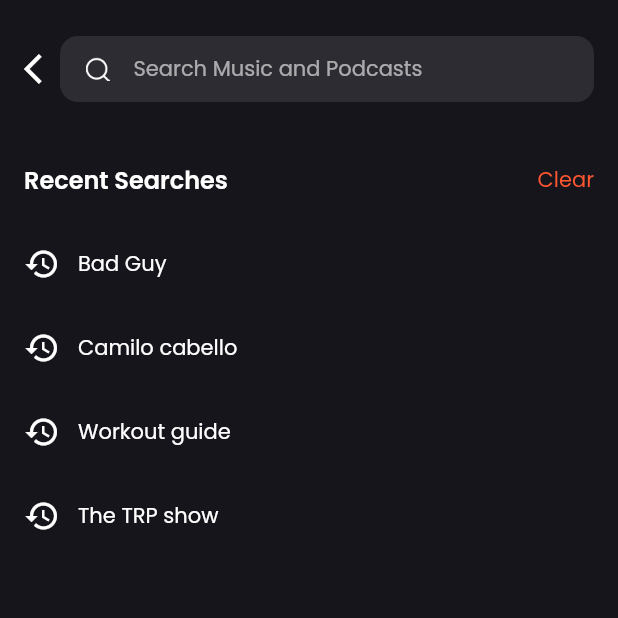
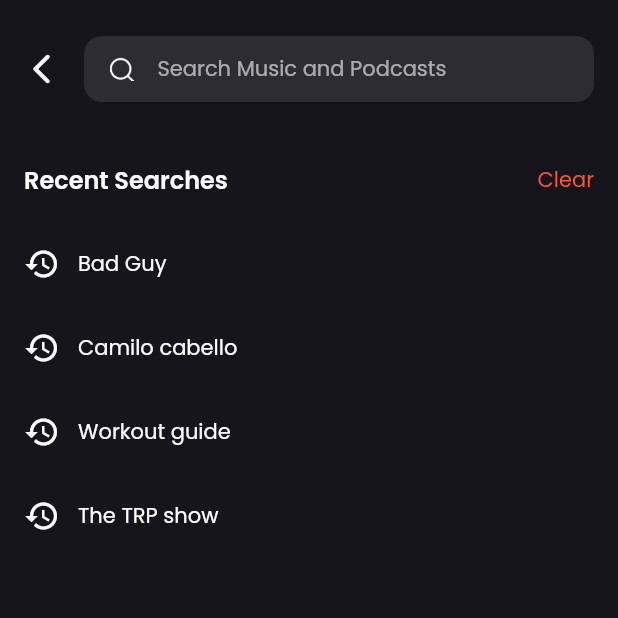
Before and after one commit to applogiq/musiq-mobile, a Flutter app: the SearchScreen screen opened directly, on a phone screen of 412 x 824 dp, the top half of it. Run offline on Flutter 3.47's test engine with Material 2 defaults, Android fonts, the phone set to English and light mode, and no system bars; our stand-ins replace google_fonts.

```diff
--- a/lib/src/view/pages/home/components/pages/search_screen.dart
+++ b/lib/src/view/pages/home/components/pages/search_screen.dart
@@ -2,6 +2,7 @@ import 'package:flutter/material.dart';
 import 'package:flutter/services.dart';
 import 'package:flutter/src/foundation/key.dart';
 import 'package:flutter/src/widgets/framework.dart';
+import 'package:musiq/src/helpers/constants/style.dart';
 import 'package:musiq/src/view/pages/home/components/widget/horizontal_list_view.dart';
 import 'package:musiq/src/view/pages/home/home_screen.dart';
 
@@ -18,14 +19,22 @@ class SearchScreen extends StatelessWidget {
     SystemChrome.setEnabledSystemUIMode(SystemUiMode.manual, overlays: [
       SystemUiOverlay.bottom,
     ]);
-    return Scaffold(
+    return SafeArea(
+      child: Scaffold(
         body: Column(
           children: [
             Padding(
               padding: const EdgeInsets.symmetric(horizontal: 16, vertical: 24),
               child: Row(
                 children: [
-                Icon(Icons.arrow_back_ios),
+                  Padding(
+                    padding: const EdgeInsets.only(right: 16),
+                    child: InkWell(
+                        onTap: () {
+                          Navigator.of(context).pop();
+                        },
+                        child: Icon(Icons.arrow_back_ios_rounded)),
+                  ),
                   Expanded(
                     child: SearchTextWidget(
                       onTap: () {},
@@ -51,7 +60,10 @@ class SearchScreen extends StatelessWidget {
                         Icon(Icons.restore),
                         Padding(
                           padding: const EdgeInsets.symmetric(horizontal: 12.0),
-                        child: Text(recentSearch[index]),
+                          child: Text(
+                            recentSearch[index],
+                            style: fontWeight400(size: 14.0),
+                          ),
                         )
                       ],
                     ),
@@ -59,6 +71,7 @@ class SearchScreen extends StatelessWidget {
                 })
           ],
         ),
+      ),
     );
   }
 }
--- a/lib/src/view/pages/home/home_screen.dart
+++ b/lib/src/view/pages/home/home_screen.dart
@@ -127,14 +127,15 @@ class HomePage extends StatelessWidget {
 }
 
 class SearchTextWidget extends StatelessWidget {
-  SearchTextWidget(
-      {Key? key,
-      required this.hint,
-      this.isReadOnly = false,
-      required this.onTap})
-      : super(key: key);
+  SearchTextWidget({
+    Key? key,
+    required this.hint,
+    this.isReadOnly = false,
+    required this.onTap,
+  }) : super(key: key);
   final String hint;
   bool isReadOnly;
+
   final VoidCallback onTap;
 
   @override
@@ -148,6 +149,8 @@ class SearchTextWidget extends StatelessWidget {
         child: TextField(
           onTap: onTap,
           readOnly: isReadOnly,
+          onChanged: (val) {},
+          cursorColor: Colors.white,
           decoration: InputDecoration(
               prefixIcon: Container(
                 padding: EdgeInsets.all(12),
```
Also changed, not shown: lib/src/view/pages/home/components/widget/vertical_list_view.dart (+11 -0 lines), lib/src/view/pages/play/play_screen.dart (added, +64 -0 lines), assets/images/song_banner/cake-by-the-lake.jpg (added). Lines whose indentation alone changed are shown as unchanged.
